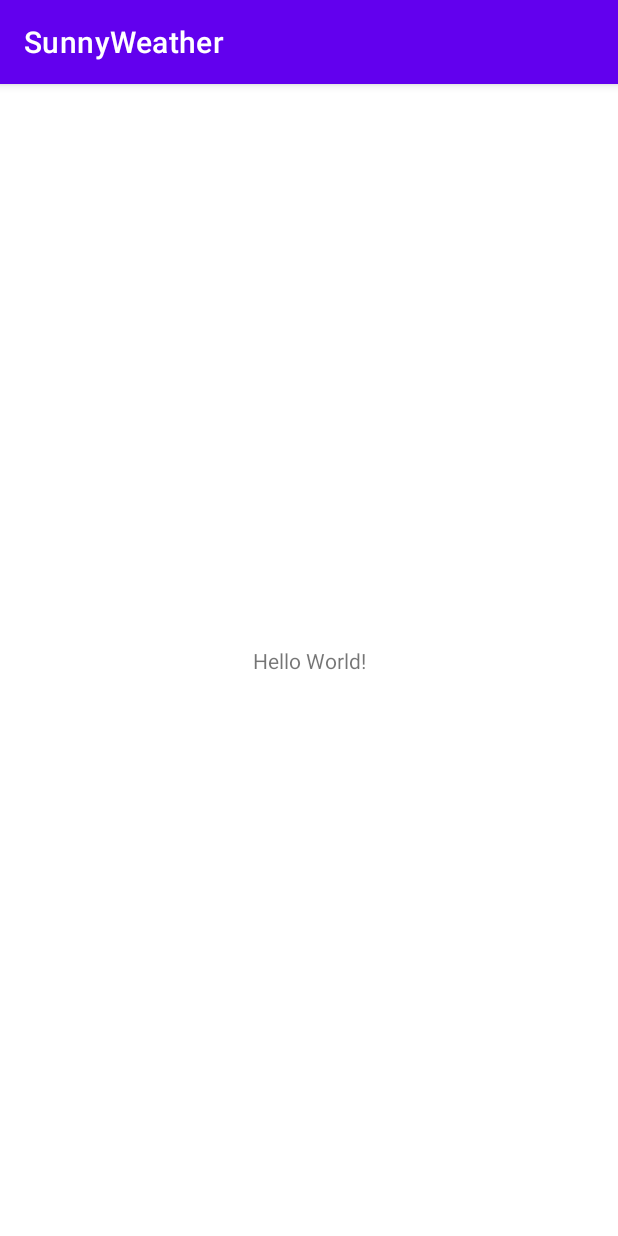
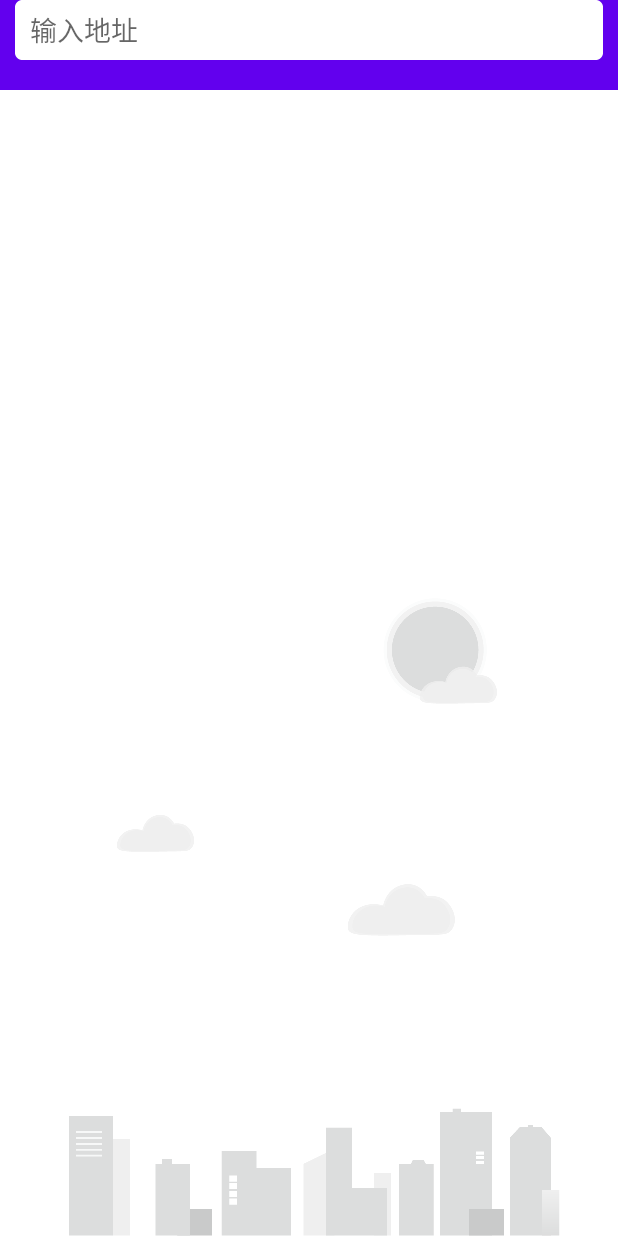
Before and after one commit to xiangyashang/Sunnyweather, an Android app: the screen it shows after launch (MainActivity), on a phone screen of 412 x 824 dp. Run offline under Robolectric (Android 15) with nearby library versions, the phone set to English and light mode, and no system bars; 1 statement that could not run was skipped.

Commit message:
实现搜索全球城市数据功能

```diff
--- a/app/src/main/AndroidManifest.xml
+++ b/app/src/main/AndroidManifest.xml
@@ -2,6 +2,8 @@
 <manifest xmlns:android="http://schemas.android.com/apk/res/android"
     xmlns:tools="http://schemas.android.com/tools"
     package="com.sunnyweather.android">
+
+    <uses-permission android:name="android.permission.INTERNET"/>
 
     <application
         android:name=".SunnyWeatherApplication"
@@ -12,7 +14,7 @@
         android:label="@string/app_name"
         android:roundIcon="@mipmap/ic_launcher_round"
         android:supportsRtl="true"
-        android:theme="@style/Theme.SunnyWeather"
+        android:theme="@style/AppTheme"
         tools:targetApi="31">
         <activity
             android:name=".MainActivity"
--- a/app/src/main/java/com/sunnyweather/android/logic/Repository.kt
+++ b/app/src/main/java/com/sunnyweather/android/logic/Repository.kt
@@ -1,5 +1,6 @@
 package com.sunnyweather.android.logic
 
+import android.util.Log
 import androidx.lifecycle.liveData
 import com.sunnyweather.android.logic.model.Place
 import com.sunnyweather.android.logic.network.SunnyWeatherNetwork
@@ -10,8 +11,10 @@ import java.lang.Exception
 object Repository {
 
     fun searchPlaces(query: String) = liveData(Dispatchers.IO){
+        Log.d("Replace",query.toString())
         val result = try {
             val placeResponse = SunnyWeatherNetwork.searchPlaces(query)
+            Log.d("Reeeplace",placeResponse.status.toString())
             if (placeResponse.status == "OK"){
                 val place = placeResponse.places
                 Result.success(place)
@@ -21,6 +24,8 @@ object Repository {
         } catch (e: Exception) {
             Result.failure<List<Place>>(e)
         }
+
+        Log.d("result",result.toString())
         emit(result)
     }
 
--- a/app/src/main/java/com/sunnyweather/android/logic/network/PlaceService.kt
+++ b/app/src/main/java/com/sunnyweather/android/logic/network/PlaceService.kt
@@ -8,7 +8,7 @@ import retrofit2.http.Query
 
 interface PlaceService {
 
-    @GET("v2/place?token=${SunnyWeatherApplication.TOKEN}&lang=zh_CN")
+    @GET("v2.6/place?token=${SunnyWeatherApplication.TOKEN}&lang=zh_CN")
     fun searchPlaces(@Query("query") query: String): Call<PlaceResponse>
 
 }
--- /dev/null
+++ b/app/src/main/java/com/sunnyweather/android/ui/place/PlaceFragment.kt
@@ -0,0 +1,64 @@
+package com.sunnyweather.android.ui.place
+
+import android.os.Bundle
+import android.util.Log
+import android.view.LayoutInflater
+import android.view.View
+import android.view.ViewGroup
+import android.widget.Toast
+import androidx.core.widget.addTextChangedListener
+import androidx.fragment.app.Fragment
+import androidx.lifecycle.Observer
+import androidx.lifecycle.ViewModelProvider
+import androidx.recyclerview.widget.LinearLayoutManager
+import com.sunnyweather.android.R
+import kotlinx.android.synthetic.main.fragment_place.*
+
+class PlaceFragment : Fragment() {
+
+    val viewModel by lazy { ViewModelProvider(this).get(PlaceViewModel::class.java) }
+
+    private lateinit var adapter: PlaceAdapter
+
+    override fun onCreateView(
+        inflater: LayoutInflater,
+        container: ViewGroup?,
+        savedInstanceState: Bundle?
+    ): View? {
+        return inflater.inflate(R.layout.fragment_place,container,false)
+    }
+
+    override fun onActivityCreated(savedInstanceState: Bundle?) {
+        super.onActivityCreated(savedInstanceState)
+        val layoutManager = LinearLayoutManager(activity)
+        recyclerView.layoutManager = layoutManager
+        adapter = PlaceAdapter(this,viewModel.placeList)
+        recyclerView.adapter = adapter
+        searchPlaceEdit.addTextChangedListener{editable ->
+            val content = editable.toString()
+            if (content.isNotEmpty()){
+                viewModel.searchPlace(content)
+                Log.d("place",content.toString())
+            } else {
+                recyclerView.visibility = View.GONE
+                bgImageView.visibility = View.VISIBLE
+                viewModel.placeList.clear()
+                adapter.notifyDataSetChanged()
+            }
+        }
+        viewModel.placeLiveData.observe(viewLifecycleOwner, Observer{ result ->
+            val places = result.getOrNull()
+            Log.d("place",places.toString())
+            if (places != null) {
+                recyclerView.visibility = View.VISIBLE
+                bgImageView.visibility = View.GONE
+                viewModel.placeList.clear()
+                viewModel.placeList.addAll(places)
+                adapter.notifyDataSetChanged()
+            } else {
+                Toast.makeText(activity, "未能查询到任何地点", Toast.LENGTH_SHORT).show()
+                result.exceptionOrNull()?.printStackTrace()
+            }
+        })
+    }
+}
--- a/app/src/main/java/com/sunnyweather/android/ui/place/PlaceViewModel.kt
+++ b/app/src/main/java/com/sunnyweather/android/ui/place/PlaceViewModel.kt
@@ -1,5 +1,6 @@
 package com.sunnyweather.android.ui.place
 
+import android.util.Log
 import androidx.lifecycle.MutableLiveData
 import androidx.lifecycle.Transformations
 import androidx.lifecycle.ViewModel
@@ -16,7 +17,9 @@ class PlaceViewModel : ViewModel() {
         Repository.searchPlaces(query)
     }
 
+
     fun searchPlace(query:String){
         searchLiveData.value = query
+        Log.d("searchplace",searchLiveData.value.toString())
     }
 }
--- a/app/src/main/res/layout/activity_main.xml
+++ b/app/src/main/res/layout/activity_main.xml
@@ -1,18 +1,13 @@
 <?xml version="1.0" encoding="utf-8"?>
-<androidx.constraintlayout.widget.ConstraintLayout xmlns:android="http://schemas.android.com/apk/res/android"
-    xmlns:app="http://schemas.android.com/apk/res-auto"
-    xmlns:tools="http://schemas.android.com/tools"
+<FrameLayout
+    xmlns:android="http://schemas.android.com/apk/res/android"
     android:layout_width="match_parent"
-    android:layout_height="match_parent"
-    tools:context=".MainActivity">
+    android:layout_height="match_parent">
 
-    <TextView
-        android:layout_width="wrap_content"
-        android:layout_height="wrap_content"
-        android:text="Hello World!"
-        app:layout_constraintBottom_toBottomOf="parent"
-        app:layout_constraintEnd_toEndOf="parent"
-        app:layout_constraintStart_toStartOf="parent"
-        app:layout_constraintTop_toTopOf="parent" />
+    <fragment
+        android:id="@+id/placeFragment"
+        android:name="com.sunnyweather.android.ui.place.PlaceFragment"
+        android:layout_width="match_parent"
+        android:layout_height="match_parent" />
 
-</androidx.constraintlayout.widget.ConstraintLayout>
+</FrameLayout>
--- /dev/null
+++ b/app/src/main/res/layout/fragment_place.xml
@@ -0,0 +1,40 @@
+<?xml version="1.0" encoding="utf-8"?>
+<RelativeLayout xmlns:android="http://schemas.android.com/apk/res/android"
+    android:layout_width="match_parent"
+    android:layout_height="match_parent"
+    android:background="?android:windowBackground">
+
+    <ImageView
+        android:id="@+id/bgImageView"
+        android:layout_width="match_parent"
+        android:layout_height="wrap_content"
+        android:layout_alignParentBottom="true"
+        android:src="@drawable/bg_place"/>
+
+    <FrameLayout
+        android:id="@+id/actionBarLayout"
+        android:layout_width="match_parent"
+        android:layout_height="60dp"
+        android:background="@color/purple_500">
+
+        <EditText
+            android:id="@+id/searchPlaceEdit"
+            android:layout_width="match_parent"
+            android:layout_height="40dp"
+            android:layout_gravity="center_horizontal"
+            android:layout_marginStart="10dp"
+            android:layout_marginEnd="10dp"
+            android:paddingStart="10dp"
+            android:paddingEnd="10dp"
+            android:hint="输入地址"
+            android:background="@drawable/search_bg"/>
+    </FrameLayout>
+
+    <androidx.recyclerview.widget.RecyclerView
+        android:id="@+id/recyclerView"
+        android:layout_width="match_parent"
+        android:layout_height="match_parent"
+        android:layout_below="@+id/actionBarLayout"
+        android:visibility="gone"/>
+
+</RelativeLayout>
--- a/app/src/main/res/values/themes.xml
+++ b/app/src/main/res/values/themes.xml
@@ -1,6 +1,6 @@
 <resources xmlns:tools="http://schemas.android.com/tools">
     <!-- Base application theme. -->
-    <style name="Theme.SunnyWeather" parent="Theme.MaterialComponents.DayNight.DarkActionBar">
+    <style name="AppTheme" parent="Theme.MaterialComponents.Light.NoActionBar">
         <!-- Primary brand color. -->
         <item name="colorPrimary">@color/purple_500</item>
         <item name="colorPrimaryVariant">@color/purple_700</item>
```
Also changed, not shown: app/src/main/java/com/sunnyweather/android/logic/network/SunnyWeatherNetwork.kt (+5 -4 lines), app/src/main/java/com/sunnyweather/android/ui/place/PlaceAdapter.kt (added, +31 -0 lines), app/src/main/res/layout/place_item.xml (added, +34 -0 lines).
